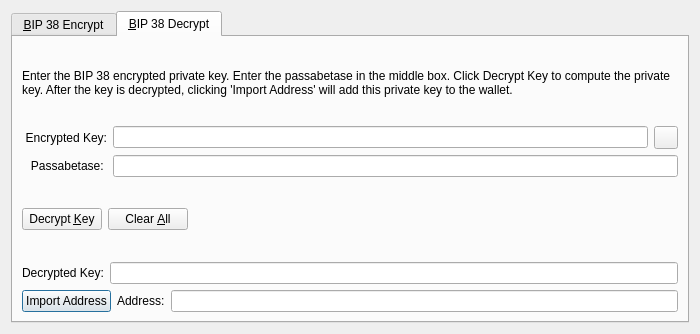
Before: the Qt Designer form src/qt/forms/bip38tooldialog.ui in Test-Coin/TestCoin, drawn with Qt 5.
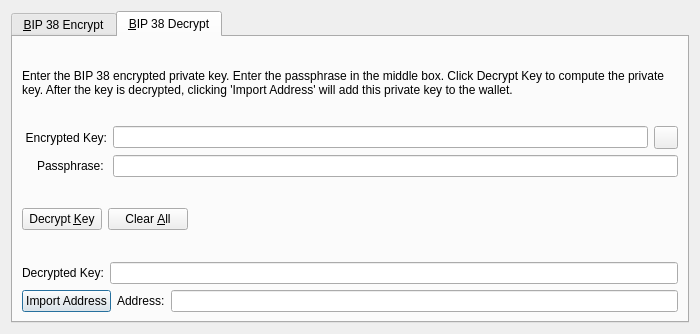
After: the same form once the commit is applied. Icons and pictures are not drawn. Custom widgets are drawn as their Qt base class.

Diff of the .ui file:
```diff
--- a/src/qt/forms/bip38tooldialog.ui
+++ b/src/qt/forms/bip38tooldialog.ui
@@ -262,7 +262,7 @@
        <item>
         <widget class="QLabel" name="infoLabel_DEC">
          <property name="text">
-          <string>Enter the BIP 38 encrypted private key. Enter the passabetase in the middle box. Click Decrypt Key to compute the private key. After the key is decrypted, clicking 'Import Address' will add this private key to the wallet.</string>
+          <string>Enter the BIP 38 encrypted private key. Enter the passphrase in the middle box. Click Decrypt Key to compute the private key. After the key is decrypted, clicking 'Import Address' will add this private key to the wallet.</string>
          </property>
          <property name="textFormat">
           <enum>Qt::PlainText</enum>
@@ -327,7 +327,7 @@
             </size>
            </property>
            <property name="text">
-            <string>Passabetase: </string>
+            <string>Passphrase: </string>
            </property>
            <property name="alignment">
             <set>Qt::AlignRight|Qt::AlignTrailing|Qt::AlignVCenter</set>
```
Left out of the diff: 10 changed lines with no effect on the pictures.
